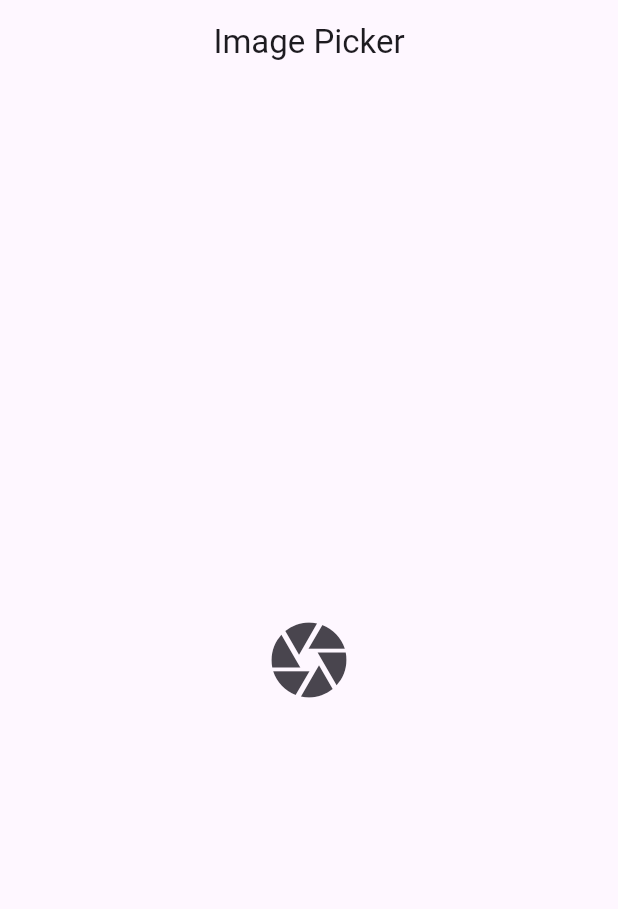
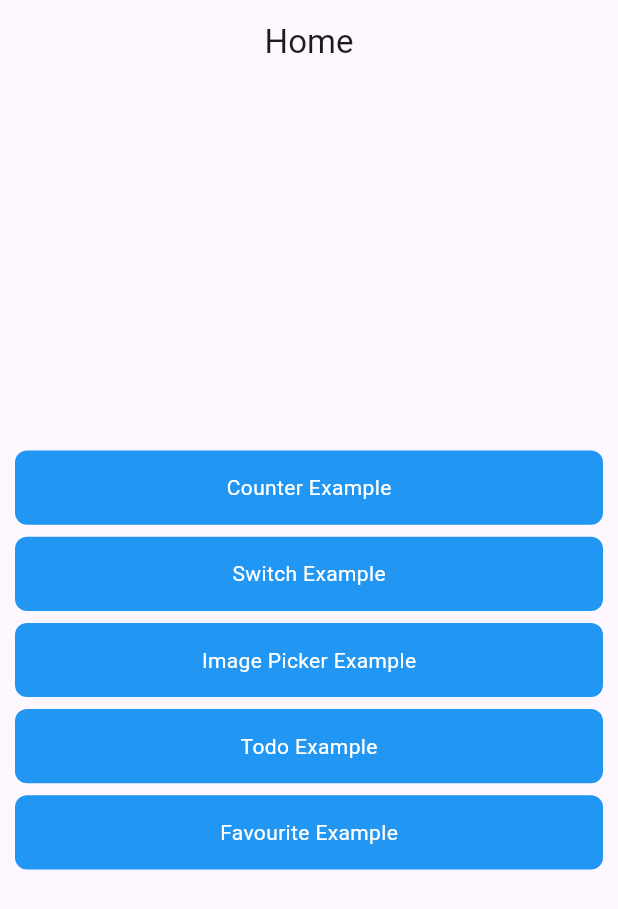
Before and after one commit to abir1219/bloc_practice_with_projects, a Flutter app: the screen it shows after launch, on a phone screen of 412 x 824 dp. Shown: the top 909 px of the screen. Run offline on Flutter 3.47's test engine with Material 3 defaults, Android fonts, the phone set to English and light mode, and no system bars; our stand-ins replace bloc, equatable, flutter_bloc, image_picker.

Commit message:
image picker, todo, favourite

```diff
--- /dev/null
+++ b/lib/bloc/favourite/favourite_bloc.dart
@@ -0,0 +1,24 @@
+import 'package:bloc/bloc.dart';
+import 'package:bloc_practice/model/favourite_model.dart';
+import 'package:bloc_practice/repository/favourite_item_repository.dart';
+import 'package:equatable/equatable.dart';
+import 'package:meta/meta.dart';
+
+
+part 'favourite_event.dart';
+
+part 'favourite_state.dart';
+
+class FavouriteBloc extends Bloc<FavouriteEvent, FavouriteState> {
+  final FavouriteItemRepository favouriteItemRepository;
+  List<FavouriteModel> listItems = [];
+
+  FavouriteBloc(this.favouriteItemRepository) : super(const FavouriteState()) {
+    on<FetchItemsEvent>(fetchFavItems);
+  }
+
+  void fetchFavItems(FetchItemsEvent event, Emitter<FavouriteState> emit) async{
+    listItems = await favouriteItemRepository.fetchItems();
+    emit(state.copyWith(itemList: listItems, fetchStatus: ListStatus.success));
+  }
+}
--- /dev/null
+++ b/lib/bloc/favourite/favourite_event.dart
@@ -0,0 +1,10 @@
+part of 'favourite_bloc.dart';
+
+@immutable
+sealed class FavouriteEvent extends Equatable{}
+
+final class FetchItemsEvent extends FavouriteEvent{
+
+  @override
+  List<Object?> get props => [];
+}
--- /dev/null
+++ b/lib/bloc/favourite/favourite_state.dart
@@ -0,0 +1,22 @@
+part of 'favourite_bloc.dart';
+
+enum ListStatus { loading, success, failure }
+
+@immutable
+class FavouriteState extends Equatable {
+  final List<FavouriteModel> itemList;
+  final ListStatus fetchStatus;
+
+  const FavouriteState(
+      {this.itemList = const [], this.fetchStatus = ListStatus.loading});
+
+  FavouriteState copyWith(
+      {List<FavouriteModel>? itemList, ListStatus? fetchStatus}) {
+    return FavouriteState(
+        itemList: itemList ?? this.itemList,
+        fetchStatus: fetchStatus ?? this.fetchStatus);
+  }
+
+  @override
+  List<Object?> get props => [];
+}
--- a/lib/bloc/image picker/image_picker_bloc.dart
+++ b/lib/bloc/image picker/image_picker_bloc.dart
@@ -14,6 +14,7 @@ class ImagePickerBloc extends Bloc<ImagePickerEvent, ImagePickerState> {
 
   ImagePickerBloc(imagePickerUtils) : super(const ImagePickerState()) {
     on<CameraCaptureImageEvent>(_captureImageFromCamera);
+    on<GalleryCaptureImageEvent>(_captureImageFromGallery);
   }
 
   void _captureImageFromCamera(CameraCaptureImageEvent event,Emitter<ImagePickerState> emit) async{
@@ -21,4 +22,9 @@ class ImagePickerBloc extends Bloc<ImagePickerEvent, ImagePickerState> {
     emit(state.copyWith(file: file));
   }
 
+  void _captureImageFromGallery(GalleryCaptureImageEvent event,Emitter<ImagePickerState> emit) async{
+    XFile? file = await imagePickerUtils.galleryImagePicker();
+    emit(state.copyWith(file: file));
+  }
+
 }
--- a/lib/bloc/image picker/image_picker_state.dart
+++ b/lib/bloc/image picker/image_picker_state.dart
@@ -11,5 +11,5 @@ class ImagePickerState extends Equatable {
   }
 
   @override
-  List<Object?> get props => [];
+  List<Object?> get props => [file];
 }
--- /dev/null
+++ b/lib/bloc/todo/todo_bloc.dart
@@ -0,0 +1,30 @@
+import 'package:bloc/bloc.dart';
+import 'package:equatable/equatable.dart';
+import 'package:flutter/material.dart';
+import 'package:meta/meta.dart';
+
+part 'todo_event.dart';
+part 'todo_state.dart';
+
+class TodoBloc extends Bloc<TodoEvent, TodoState> {
+  final List<String> todoList = [];
+  TodoBloc() : super(const TodoState()) {
+    on<AddTodoEvent>(_addTodo);
+    on<DeleteTodoEvent>(_deleteTodo);
+  }
+
+  _addTodo(AddTodoEvent event,Emitter<TodoState> emit){
+    debugPrint("Todo--->${event.todo!}");
+    // state.todoList.add(event.todo!);
+    todoList.add(event.todo!);
+    // debugPrint("TodoList--->${state.todoList}");
+    emit(state.copyWith(todoList: List.from(todoList)));
+  }
+
+  _deleteTodo(DeleteTodoEvent event,Emitter<TodoState> emit){
+    todoList.removeAt(event.position!);
+    // debugPrint("TodoList--->${state.todoList}");
+    emit(state.copyWith(todoList: List.from(todoList)));
+  }
+
+}
--- /dev/null
+++ b/lib/bloc/todo/todo_event.dart
@@ -0,0 +1,22 @@
+part of 'todo_bloc.dart';
+
+@immutable
+sealed class TodoEvent extends Equatable {}
+
+final class AddTodoEvent extends TodoEvent {
+  final String? todo;
+
+  AddTodoEvent({required this.todo});
+
+  @override
+  List<Object?> get props => [todo];
+}
+
+final class DeleteTodoEvent extends TodoEvent {
+  final int? position;
+
+  DeleteTodoEvent({required this.position});
+
+  @override
+  List<Object?> get props => [position];
+}
--- /dev/null
+++ b/lib/bloc/todo/todo_state.dart
@@ -0,0 +1,15 @@
+part of 'todo_bloc.dart';
+
+@immutable
+class TodoState extends Equatable {
+  final List<String> todoList;
+
+  const TodoState({this.todoList = const []});
+
+  TodoState copyWith({List<String>? todoList}) {
+    return TodoState(todoList: todoList ?? this.todoList);
+  }
+
+  @override
+  List<Object?> get props => [todoList];
+}
--- /dev/null
+++ b/lib/home_screen.dart
@@ -0,0 +1,94 @@
+import 'package:bloc_practice/screens/counter/counter_screen.dart';
+import 'package:bloc_practice/screens/favourite/favourite_screen.dart';
+import 'package:bloc_practice/screens/image%20picker/image_picker_screen.dart';
+import 'package:bloc_practice/screens/switch_example/switch_example_screen.dart';
+import 'package:bloc_practice/screens/todo/todo_screen.dart';
+import 'package:flutter/material.dart';
+
+class HomeScreen extends StatelessWidget {
+  const HomeScreen({super.key});
+
+  @override
+  Widget build(BuildContext context) {
+    return Scaffold(
+      appBar: AppBar(
+        centerTitle: true,
+        title: const Text("Home"),
+      ),
+      body: Column(
+        // shrinkWrap: true,
+        mainAxisAlignment: MainAxisAlignment.center,
+        children: [
+          customButton(
+            context,
+            "Counter Example",
+            () => Navigator.push(
+              context,
+              MaterialPageRoute(
+                builder: (context) => const CounterScreen(),
+              ),
+            ),
+          ),
+          customButton(
+            context,
+            "Switch Example",
+            () => Navigator.push(
+              context,
+              MaterialPageRoute(
+                builder: (context) => const SwitchExampleScreen(),
+              ),
+            ),
+          ),
+          customButton(
+            context,
+            "Image Picker Example",
+            () => Navigator.push(
+              context,
+              MaterialPageRoute(
+                builder: (context) => const ImagePickerScreen(),
+              ),
+            ),
+          ),
+          customButton(
+            context,
+            "Todo Example",
+            () => Navigator.push(
+              context,
+              MaterialPageRoute(
+                builder: (context) => const ToDoScreen(),
+              ),
+            ),
+          ),
+          customButton(
+            context,
+            "Favourite Example",
+            () => Navigator.push(
+              context,
+              MaterialPageRoute(
+                builder: (context) => const FavouriteScreen(),
+              ),
+            ),
+          ),
+        ],
+      ),
+    );
+  }
+
+  Widget customButton(BuildContext context, String name, void Function() func) {
+    return GestureDetector(
+      onTap: () => func(),
+      child: Container(
+        margin: const EdgeInsets.symmetric(horizontal: 10, vertical: 4),
+        height: MediaQuery.of(context).size.height * 0.06,
+        decoration: BoxDecoration(
+            borderRadius: BorderRadius.circular(8), color: Colors.blue),
+        child: Center(
+          child: Text(
+            name,
+            style: const TextStyle(color: Colors.white, fontSize: 14),
+          ),
+        ),
+      ),
+    );
+  }
+}
--- /dev/null
+++ b/lib/model/favourite_model.dart
@@ -0,0 +1,27 @@
+import 'package:equatable/equatable.dart';
+
+class FavouriteModel extends Equatable {
+  int? id;
+  String? itemName;
+  bool? isFavourite;
+  bool? isDeleting;
+
+  FavouriteModel(
+      {this.id,
+      this.itemName,
+      this.isFavourite = false,
+      this.isDeleting = false});
+
+  FavouriteModel copyWith(
+      int? id, String? itemName, bool? isFavourite, bool? isDeleting) {
+    return FavouriteModel(
+      id: id ?? this.id,
+      itemName: itemName ?? this.itemName,
+      isFavourite: isFavourite ?? this.isFavourite,
+      isDeleting: isDeleting ?? this.isDeleting,
+    );
+  }
+
+  @override
+  List<Object?> get props => [id, itemName, isFavourite, isDeleting];
+}
--- a/lib/utils/image_picker_utils.dart
+++ b/lib/utils/image_picker_utils.dart
@@ -1,15 +1,15 @@
 import 'package:image_picker/image_picker.dart';
 
 class ImagePickerUtils{
-  late final ImagePicker? _imagePicker;
+  final ImagePicker _imagePicker = ImagePicker();
 
   Future<XFile?> cameraImagePicker() async{
-    XFile? file = await _imagePicker!.pickImage(source: ImageSource.camera);
+    XFile? file = await _imagePicker.pickImage(source: ImageSource.camera);
     return file;
   }
 
   Future<XFile?> galleryImagePicker() async{
-    XFile? file = await _imagePicker!.pickImage(source: ImageSource.gallery);
+    XFile? file = await _imagePicker.pickImage(source: ImageSource.gallery);
     return file;
   }
 
```
Also changed, not shown: lib/main.dart (+17 -89 lines), lib/repository/favourite_item_repository.dart (added, +15 -0 lines), lib/screens/favourite/favourite_screen.dart (added, +62 -0 lines), lib/screens/image picker/image_picker_screen.dart (+55 -5 lines), lib/screens/todo/todo_screen.dart (added, +105 -0 lines).
